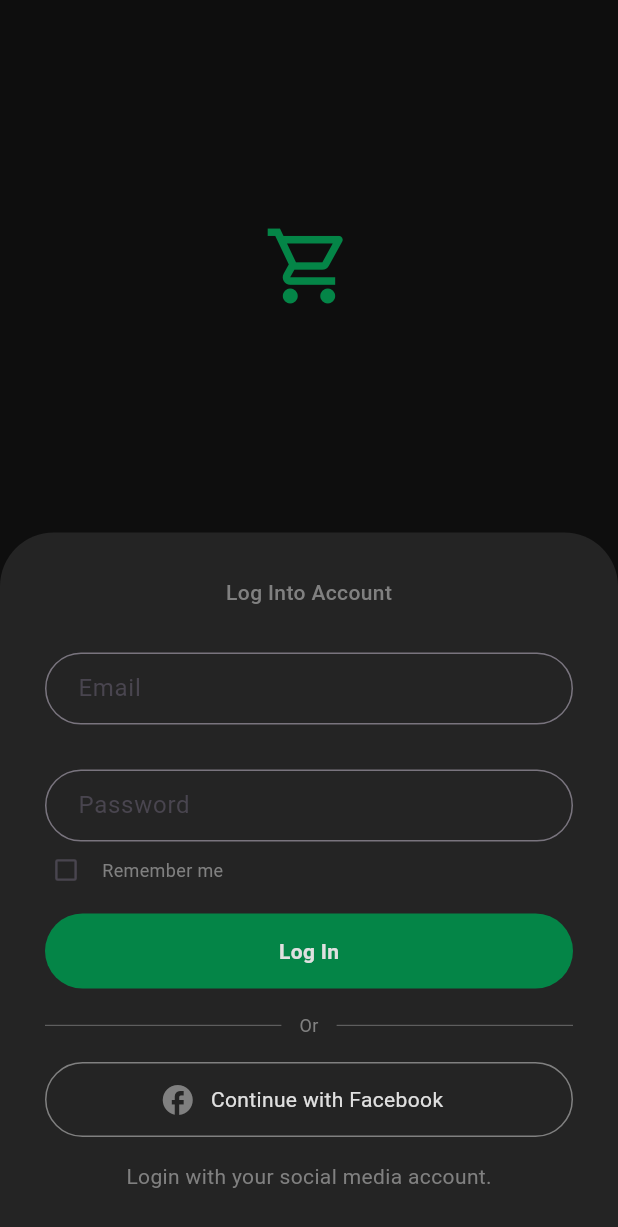
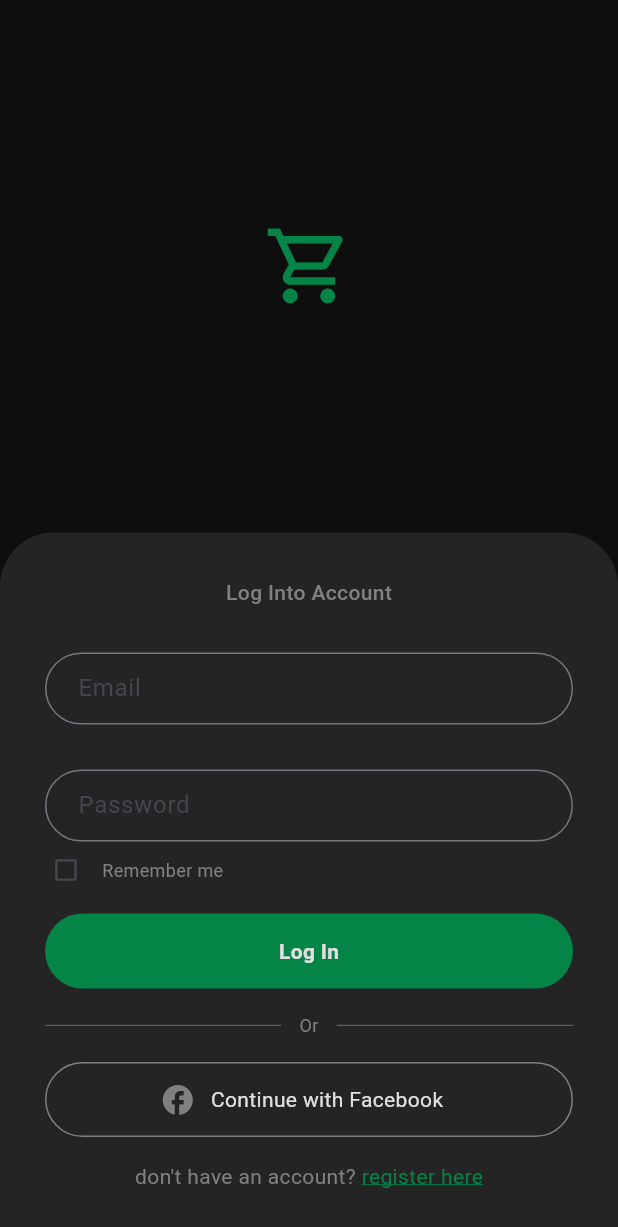
Before and after one commit to zorncbllr/carte, a Flutter app: the screen it shows after launch, on a phone screen of 412 x 824 dp. Shown: the top 1227 px of the screen. Run offline on Flutter 3.47's test engine with Material 3 defaults, Android fonts, the phone set to English and light mode, and no system bars; our stand-ins replace hive_ce, hive_ce_flutter; accounts and stored records are empty.

```diff
--- a/lib/controllers/auth_controller.dart
+++ b/lib/controllers/auth_controller.dart
@@ -1,7 +1,5 @@
-import 'package:carte/data/products.dart';
-import 'package:carte/models/order.dart';
 import 'package:carte/models/user.dart';
-import 'package:carte/views/widgets/login_form.dart';
+import 'package:carte/utils/input_editing_controller.dart';
 import 'package:flutter/material.dart';
 import 'package:hive_ce_flutter/hive_flutter.dart';
 
--- /dev/null
+++ b/lib/utils/input_editing_controller.dart
@@ -0,0 +1,5 @@
+import 'package:flutter/widgets.dart';
+
+class InputEditingController extends TextEditingController {
+  String? errorText;
+}
--- a/lib/views/widgets/input_field.dart
+++ b/lib/views/widgets/input_field.dart
@@ -1,3 +1,4 @@
+import 'package:carte/utils/input_editing_controller.dart';
 import 'package:carte/views/widgets/login_form.dart';
 import 'package:flutter/material.dart';
 
--- a/lib/views/widgets/login_form.dart
+++ b/lib/views/widgets/login_form.dart
@@ -1,12 +1,9 @@
 import 'package:carte/controllers/auth_controller.dart';
+import 'package:carte/utils/input_editing_controller.dart';
 import 'package:carte/views/widgets/carte_button.dart';
 import 'package:flutter/material.dart';
 import 'package:carte/views/widgets/input_field.dart';
 import 'package:provider/provider.dart';
-
-class InputEditingController extends TextEditingController {
-  String? errorText;
-}
 
 class LoginForm extends StatefulWidget {
   const LoginForm({
@@ -151,11 +148,27 @@ class _LoginFormState extends State<LoginForm> {
                 ),
 
                 // bottom text
-                Text(
-                  'Login with your social media account.',
-                  style: TextStyle(
-                    color: Theme.of(context).hintColor,
-                  ),
+                Row(
+                  mainAxisAlignment: MainAxisAlignment.center,
+                  children: [
+                    Text(
+                      "don't have an account? ",
+                      style: TextStyle(
+                        color: Theme.of(context).hintColor,
+                      ),
+                    ),
+                    GestureDetector(
+                      onTap: () {},
+                      child: Text(
+                        "register here",
+                        style: TextStyle(
+                          color: Theme.of(context).primaryColor,
+                          decoration: TextDecoration.underline,
+                          decorationColor: Theme.of(context).primaryColor,
+                        ),
+                      ),
+                    ),
+                  ],
                 ),
               ],
             )
```
Also changed, not shown: lib/views/widgets/registration_form.dart (added, +33 -0 lines).
